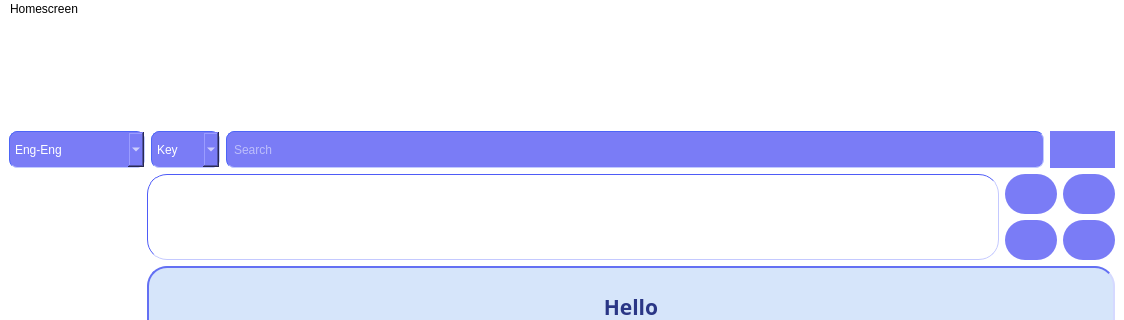
Qt form mainwindow.ui (OHonSam/CS163_Group2_Dictionary) before a commit; both pictures show x 0 to 1124 and y 0 to 320 of the 1124 by 711 pixel window.
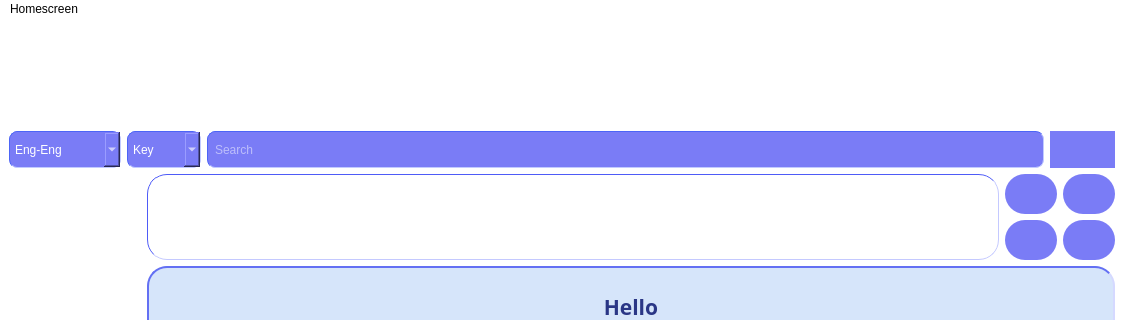
The same form after that commit. Icons and pictures are not drawn.

```diff
--- a/mainwindow.ui
+++ b/mainwindow.ui
@@ -121,7 +121,7 @@
        <widget class="QComboBox" name="comboBox">
         <property name="sizePolicy">
          <sizepolicy hsizetype="Ignored" vsizetype="Ignored">
-          <horstretch>8</horstretch>
+          <horstretch>6</horstretch>
           <verstretch>0</verstretch>
          </sizepolicy>
         </property>
@@ -215,7 +215,7 @@
        <widget class="QLineEdit" name="lineEdit">
         <property name="sizePolicy">
          <sizepolicy hsizetype="Preferred" vsizetype="Preferred">
-          <horstretch>48</horstretch>
+          <horstretch>45</horstretch>
           <verstretch>0</verstretch>
          </sizepolicy>
         </property>
```
Left out of the diff: 2 changed lines with no effect on the pictures.
